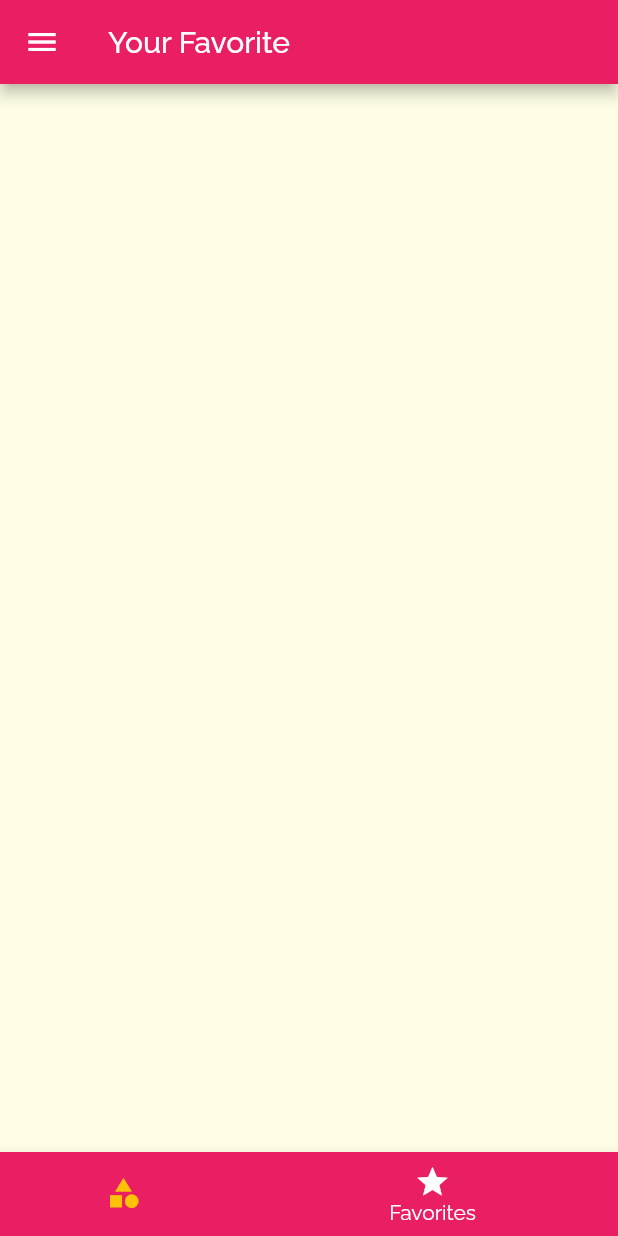
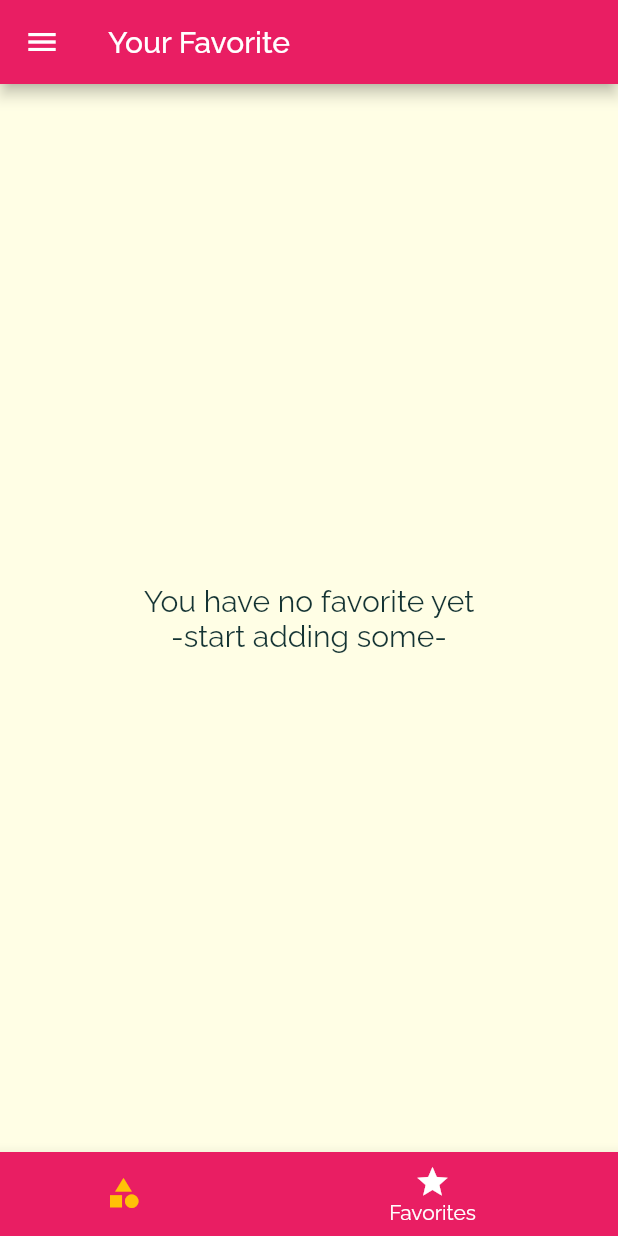
Before and after one commit to Dzaky02/flutter_meals_app, a Flutter app: the screen it shows after launch, item 2 of the bottom bar chosen, on a phone screen of 412 x 824 dp. Run offline on Flutter 3.47's test engine with Material 2 defaults, Android fonts, the phone set to English and light mode, and no system bars; our stand-ins replace google_fonts.

Commit message:
Adding a "Mark as Favorite" Feature.

```diff
--- a/lib/main.dart
+++ b/lib/main.dart
@@ -27,20 +27,7 @@ class _MyAppState extends State<MyApp> {
     'vegetarian': false,
   };
   List<Meal> _availableMeals = DUMMY_MEALS;
-
-  void _setFilters(Map<String, bool> filterData) {
-    setState(() {
-      _filters = filterData;
-
-      _availableMeals = DUMMY_MEALS.where((meal) {
-        if (_filters['gluten']! && !meal.isGlutenFree) return false;
-        if (_filters['lactose']! && !meal.isLactoseFree) return false;
-        if (_filters['vegan']! && !meal.isVegan) return false;
-        if (_filters['vegetarian']! && !meal.isVegetarian) return false;
-        return true;
-      }).toList();
-    });
-  }
+  List<Meal> _favoriteMeals = [];
 
   @override
   Widget build(BuildContext context) {
@@ -67,10 +54,10 @@ class _MyAppState extends State<MyApp> {
       // home: CategoriesScreen(),
       initialRoute: '/',
       routes: {
-        '/': (ctx) => TabsScreen(),
+        '/': (ctx) => TabsScreen(_favoriteMeals),
         CategoryMealsScreen.routeName: (ctx) =>
             CategoryMealsScreen(_availableMeals),
-        MealDetailScreen.routeName: (ctx) => MealDetailScreen(),
+        MealDetailScreen.routeName: (ctx) => MealDetailScreen(_toggleFavorite, _isMealFavorite),
         FiltersScreen.routeName: (ctx) => FiltersScreen(_setFilters, _filters),
       },
       // For not registered route
@@ -91,4 +78,35 @@ class _MyAppState extends State<MyApp> {
       },
     );
   }
+
+  void _setFilters(Map<String, bool> filterData) {
+    setState(() {
+      _filters = filterData;
+
+      _availableMeals = DUMMY_MEALS.where((meal) {
+        if (_filters['gluten']! && !meal.isGlutenFree) return false;
+        if (_filters['lactose']! && !meal.isLactoseFree) return false;
+        if (_filters['vegan']! && !meal.isVegan) return false;
+        if (_filters['vegetarian']! && !meal.isVegetarian) return false;
+        return true;
+      }).toList();
+    });
+  }
+
+  void _toggleFavorite(String mealId) {
+    final existingIndex =
+        _favoriteMeals.indexWhere((meal) => meal.id == mealId);
+
+    if (existingIndex >= 0) {
+      setState(() {
+        _favoriteMeals.removeAt(existingIndex);
+      });
+    } else {
+      setState(() {
+        _favoriteMeals.add(DUMMY_MEALS.firstWhere((meal) => meal.id == mealId));
+      });
+    }
+  }
+
+  bool _isMealFavorite(String id) => _favoriteMeals.any((fav) => fav.id == id);
 }
--- a/lib/screens/favorites_screen.dart
+++ b/lib/screens/favorites_screen.dart
@@ -1,8 +1,36 @@
 import 'package:flutter/material.dart';
+import 'package:flutter_meals_app/components/meal_item.dart';
+import 'package:flutter_meals_app/models/meal.dart';
 
 class FavoritesScreen extends StatelessWidget {
+  final List<Meal> favoriteMeals;
+
+  const FavoritesScreen(this.favoriteMeals);
+
   @override
   Widget build(BuildContext context) {
-    return Container();
+    return (favoriteMeals.isEmpty)
+        ? const Center(
+            child: const Padding(
+              padding: const EdgeInsets.all(8.0),
+              child: const Text(
+                'You have no favorite yet\n-start adding some-',
+                style: TextStyle(fontSize: 20),
+                textAlign: TextAlign.center,
+              ),
+            ),
+          )
+        : ListView.builder(
+            itemCount: favoriteMeals.length,
+            itemBuilder: (context, index) => MealItem(
+              id: favoriteMeals[index].id,
+              name: favoriteMeals[index].name,
+              imageUrl: favoriteMeals[index].imageUrl,
+              duration: favoriteMeals[index].duration,
+              complexity: favoriteMeals[index].complexity,
+              affordability: favoriteMeals[index].affordability,
+              removeItem: () {},
+            ),
+          );
   }
 }
--- a/lib/screens/tabs_screen.dart
+++ b/lib/screens/tabs_screen.dart
@@ -1,26 +1,37 @@
 import 'package:flutter/material.dart';
+import 'package:flutter_meals_app/models/meal.dart';
 
 import './categories_screen.dart';
 import './favorites_screen.dart';
 import '../components/main_drawer.dart';
 
 class TabsScreen extends StatefulWidget {
+  final List<Meal> favoriteMeal;
+
+  const TabsScreen(this.favoriteMeal);
+
   @override
   _TabsScreenState createState() => _TabsScreenState();
 }
 
 class _TabsScreenState extends State<TabsScreen> {
-  final List<Map<String, dynamic>> _pages = [
+  late List<Map<String, dynamic>> _pages;
+  int _selectedPageIndex = 0;
+
+  @override
+  void initState() {
+    _pages = [
       {
         'page': CategoriesScreen(),
         'title': 'Categories',
       },
       {
-      'page': FavoritesScreen(),
+        'page': FavoritesScreen(widget.favoriteMeal),
         'title': 'Your Favorite',
       },
     ];
-  int _selectedPageIndex = 0;
+    super.initState();
+  }
 
   void _selectPage(int index) {
     setState(() {
```
Also changed, not shown: lib/screens/meal_detail_screen.dart (+13 -2 lines). Lines whose indentation alone changed are shown as unchanged.
